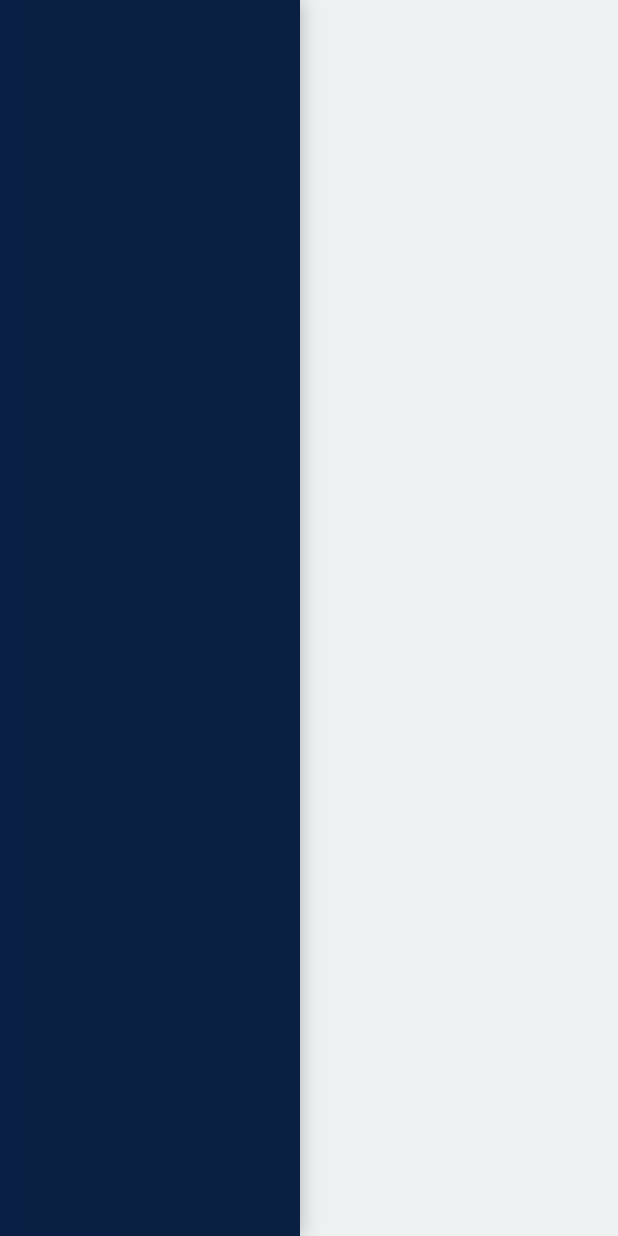
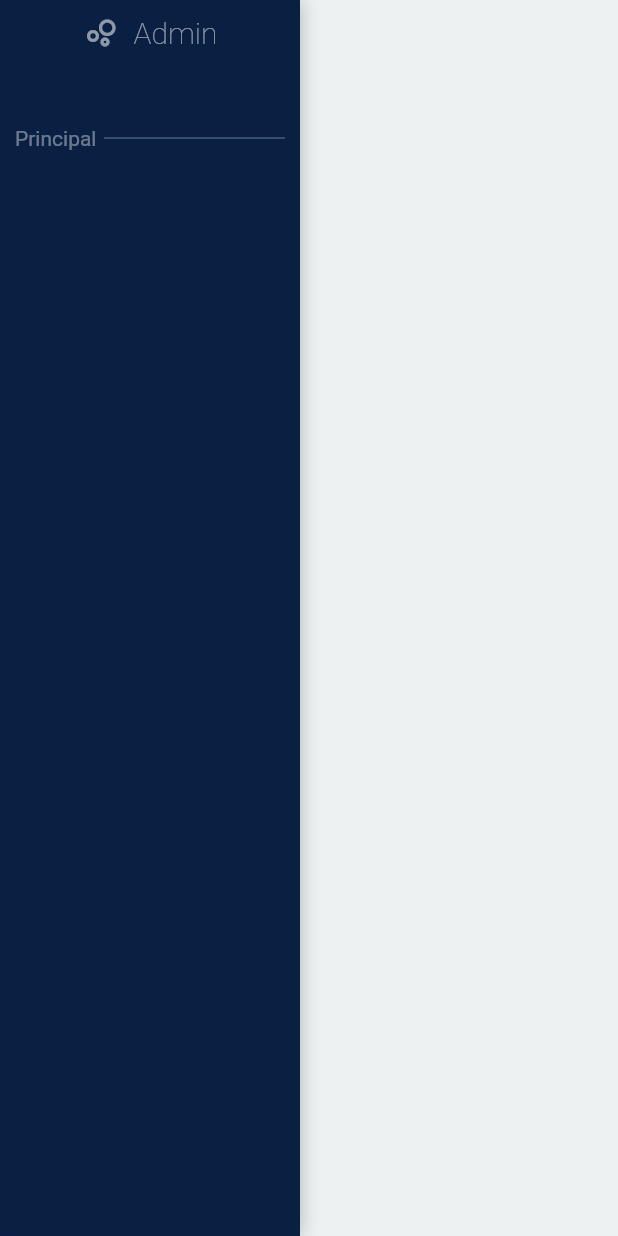
Before and after one commit to julioctb/Dashboard-Solutica, a Flutter app: the screen it shows after launch, on a phone screen of 412 x 824 dp. Run offline on Flutter 3.47's test engine with Material 2 defaults, Android fonts, the phone set to English and light mode, and no system bars; our stand-ins replace google_fonts.

Commit message:
se agrega logo y textos divisores

```diff
--- a/lib/ui/shared/sidebar.dart
+++ b/lib/ui/shared/sidebar.dart
@@ -1,4 +1,7 @@
 import 'package:flutter/material.dart';
+
+import 'package:solutica/ui/shared/widgets/logo.dart';
+import 'package:solutica/ui/shared/widgets/text_separator.dart';
 
 
 class SideBar extends StatelessWidget {
@@ -10,7 +13,14 @@ class SideBar extends StatelessWidget {
       width: 200,
       height: double.infinity,
       decoration: _buildBoxDecoration(),
-      child: ListView() ,
+      child: ListView(
+        children: [
+          Logo(),
+          SizedBox( height: 50),
+
+          TextSeparator( text: 'Principal'),
+        ],
+      ) ,
     );
   }
 
--- /dev/null
+++ b/lib/ui/shared/widgets/logo.dart
@@ -0,0 +1,28 @@
+import 'package:flutter/material.dart';
+import 'package:google_fonts/google_fonts.dart';
+
+class Logo extends StatelessWidget {
+  const Logo({super.key});
+
+  @override
+  Widget build(BuildContext context) {
+    Color color = Colors.white54;
+
+    return  Padding(
+      padding: const EdgeInsets.only(top: 10),
+      child:  Row(
+        mainAxisAlignment: MainAxisAlignment.center,
+        children: [
+        Icon(Icons.bubble_chart_outlined, color: color),
+        const SizedBox(width: 10,),
+        Text('Admin',
+        style: GoogleFonts.montserratAlternates(
+          fontSize: 20.0,
+          fontWeight: FontWeight.w200,
+          color: color
+        ),
+        )
+      ]),
+    );
+  }
+}
--- /dev/null
+++ b/lib/ui/shared/widgets/text_separator.dart
@@ -0,0 +1,55 @@
+import 'package:flutter/material.dart';
+import 'package:google_fonts/google_fonts.dart';
+
+class TextSeparator extends StatelessWidget {
+
+  final String text;
+
+  const TextSeparator({super.key, required this.text});
+
+  @override
+  Widget build(BuildContext context) {
+    return Container(
+      padding: const EdgeInsets.symmetric(horizontal: 10),
+      margin:  const EdgeInsets.only(bottom: 5),
+      child:  Row(
+        children: [
+
+        TextDivider(text: text),
+         Expanded(
+           child: Divider(
+              height: 5,
+              indent: 5,
+
+              color: Colors.white.withOpacity(0.4)
+            ),
+         ),
+
+
+
+        ]
+
+
+      ),
+    );
+  }
+}
+
+class TextDivider extends StatelessWidget {
+  const TextDivider({
+    super.key,
+    required this.text,
+  });
+
+  final String text;
+
+  @override
+  Widget build(BuildContext context) {
+    return Text(text,
+    style: GoogleFonts.roboto(
+      fontSize: 14,
+      color: Colors.white.withOpacity(0.4)
+    ),
+    );
+  }
+}
--- a/pubspec.yaml
+++ b/pubspec.yaml
@@ -35,6 +35,7 @@ dependencies:
   # The following adds the Cupertino Icons font to your application.
   # Use with the CupertinoIcons class for iOS style icons.
   cupertino_icons: ^1.0.2
+  google_fonts: ^4.0.3
 
 dev_dependencies:
   flutter_test:
```
Also changed, not shown: pubspec.lock, 7 other files.
